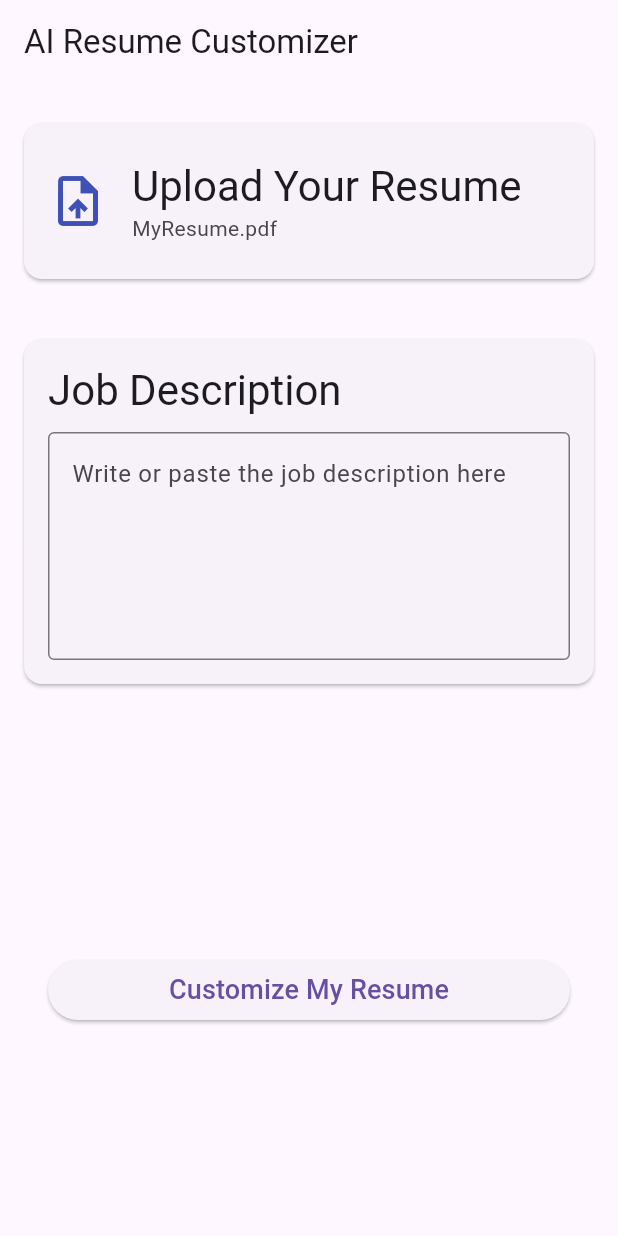
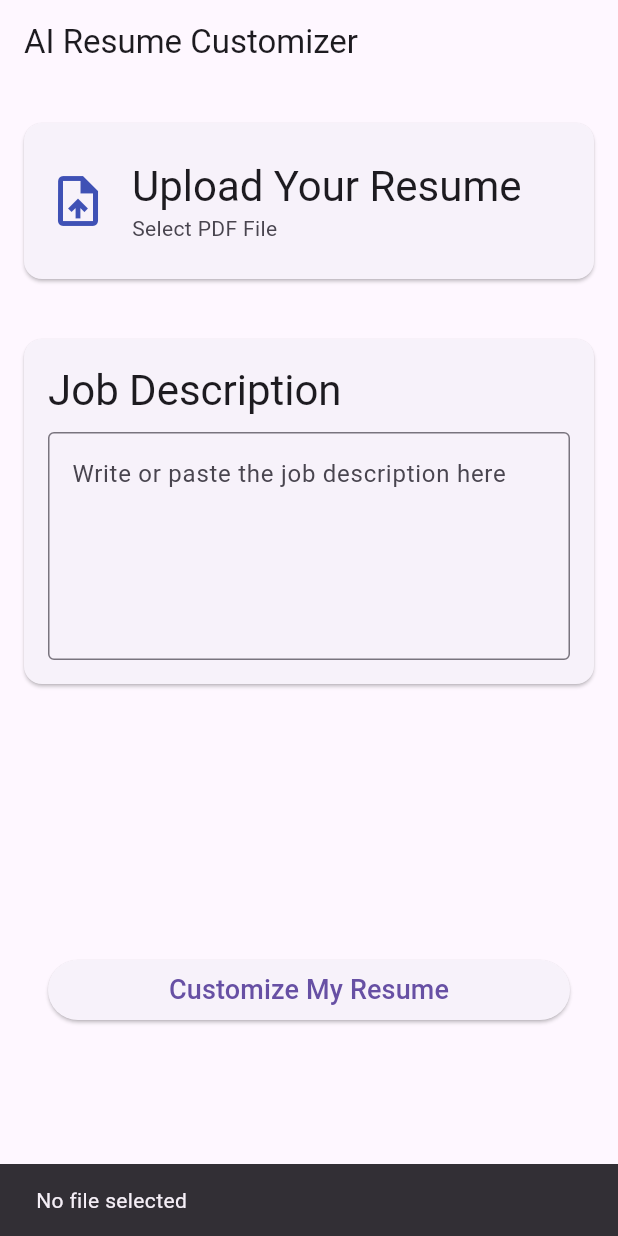
Before and after one commit to Dhruvraj915/AI-Resume-Customiser-App, a Flutter app: the screen it shows after launch, after a tap on "Upload Your Resume", on a phone screen of 412 x 824 dp. Run offline on Flutter 3.47's test engine with Material 3 defaults, Android fonts, the light colour scheme and no system bars; our stand-ins replace file_picker.

Commit message:
File uploading Successfull

```diff
--- a/lib/screens/upload_screen.dart
+++ b/lib/screens/upload_screen.dart
@@ -1,3 +1,4 @@
+import 'package:file_picker/file_picker.dart';
 import 'package:flutter/material.dart';
 import '../widgets/custom_button.dart';
 import '../widgets/job_description_input_card.dart';
@@ -15,11 +16,24 @@ class _UploadScreenState extends State<UploadScreen> {
   String? _pdfFileName;
   final TextEditingController _jobDescController = TextEditingController();
 
-  void _selectPDF() {
-    // TODO: Add file picker logic here
-    setState(() {
-      _pdfFileName = "MyResume.pdf";
-    });
+  void _selectPDF() async {
+    final result = await FilePicker.platform.pickFiles(
+      type: FileType.custom,
+      allowedExtensions: ['pdf'],
+    );
+
+    if (result != null && result.files.single.path != null) {
+      setState(() {
+        _pdfFileName = result.files.single.name;
+        // String filePath = result.files.single.path!;
+        // You can now use filePath to send the file to a backend or store locally
+      });
+    } else {
+      // User canceled the picker
+      ScaffoldMessenger.of(context).showSnackBar(
+        const SnackBar(content: Text("No file selected")),
+      );
+    }
   }
 
   void _customizeResume() {
--- a/pubspec.yaml
+++ b/pubspec.yaml
@@ -34,6 +34,7 @@ dependencies:
   # The following adds the Cupertino Icons font to your application.
   # Use with the CupertinoIcons class for iOS style icons.
   cupertino_icons: ^1.0.8
+  file_picker: ^10.2.1
 
 dev_dependencies:
   flutter_test:
```
Also changed, not shown: pubspec.lock, 2 other files.
